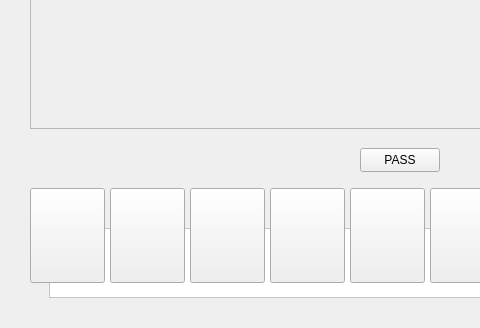
First picture: the form in campaign.ui, repository Matin0789/Condottiere-, before the edit; both pictures show x 0 to 480 and y 422 to 750 of the 1400 by 750 pixel window.
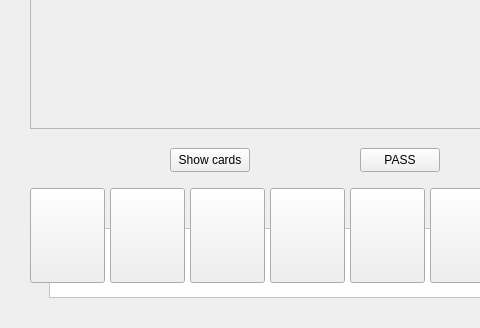
Second picture: the form after the edit. Icons and pictures are not drawn.

Commit message: animation of campaign added

```diff
--- a/campaign.ui
+++ b/campaign.ui
@@ -2818,6 +2818,19 @@
      <string/>
     </property>
    </widget>
+   <widget class="QPushButton" name="btn_showCards">
+    <property name="geometry">
+     <rect>
+      <x>170</x>
+      <y>570</y>
+      <width>80</width>
+      <height>24</height>
+     </rect>
+    </property>
+    <property name="text">
+     <string>Show cards</string>
+    </property>
+   </widget>
    <zorder>label</zorder>
    <zorder>lb_player_1</zorder>
    <zorder>lb_player_2</zorder>
```
Left out of the diff: 1 changed line with no effect on the pictures. The commit also changes 8 other files.
